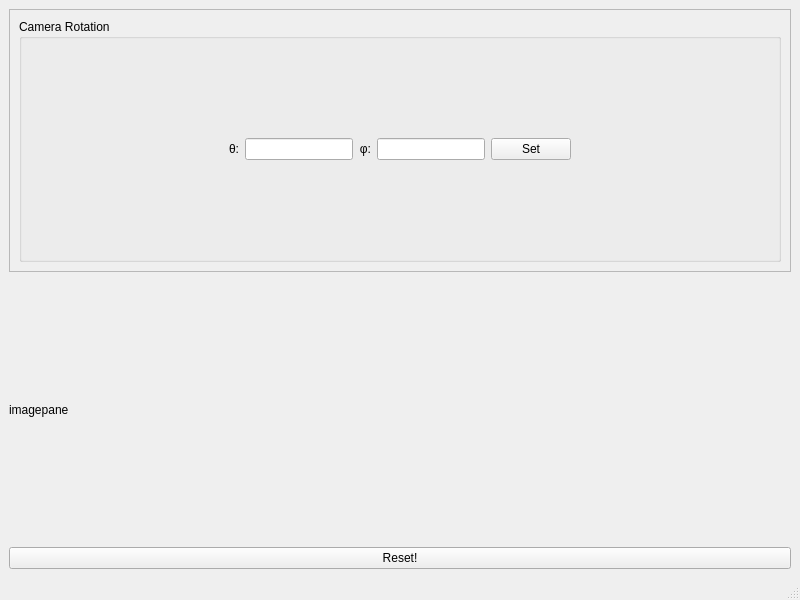
lzx325/Rasterizer, file mainwindow.ui: the form before one commit.
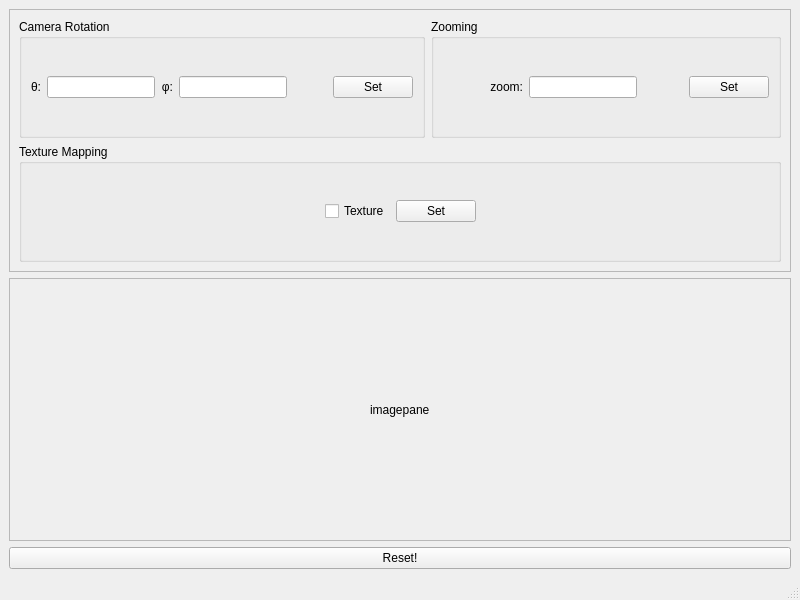
The form after the commit.

Diff of the .ui file:
```diff
--- a/mainwindow.ui
+++ b/mainwindow.ui
@@ -23,26 +23,81 @@
       <property name="frameShadow">
        <enum>QFrame::Raised</enum>
       </property>
-      <layout class="QVBoxLayout" name="verticalLayout_2">
-       <item>
+      <layout class="QGridLayout" name="gridLayout">
+       <item row="0" column="1">
+        <widget class="QGroupBox" name="groupBox_2">
+         <property name="title">
+          <string>Zooming</string>
+         </property>
+         <layout class="QHBoxLayout" name="horizontalLayout_2">
+          <item>
+           <spacer name="horizontalSpacer_3">
+            <property name="orientation">
+             <enum>Qt::Horizontal</enum>
+            </property>
+            <property name="sizeHint" stdset="0">
+             <size>
+              <width>40</width>
+              <height>20</height>
+             </size>
+            </property>
+           </spacer>
+          </item>
+          <item>
+           <widget class="QLabel" name="label_3">
+            <property name="text">
+             <string>zoom:</string>
+            </property>
+            <property name="alignment">
+             <set>Qt::AlignRight|Qt::AlignTrailing|Qt::AlignVCenter</set>
+            </property>
+           </widget>
+          </item>
+          <item>
+           <widget class="QLineEdit" name="zoom_le">
+            <property name="sizePolicy">
+             <sizepolicy hsizetype="Preferred" vsizetype="Fixed">
+              <horstretch>0</horstretch>
+              <verstretch>0</verstretch>
+             </sizepolicy>
+            </property>
+           </widget>
+          </item>
+          <item>
+           <spacer name="horizontalSpacer_2">
+            <property name="orientation">
+             <enum>Qt::Horizontal</enum>
+            </property>
+            <property name="sizeHint" stdset="0">
+             <size>
+              <width>40</width>
+              <height>20</height>
+             </size>
+            </property>
+           </spacer>
+          </item>
+          <item>
+           <widget class="QPushButton" name="zoom_bt">
+            <property name="sizePolicy">
+             <sizepolicy hsizetype="Fixed" vsizetype="Fixed">
+              <horstretch>0</horstretch>
+              <verstretch>0</verstretch>
+             </sizepolicy>
+            </property>
+            <property name="text">
+             <string>Set</string>
+            </property>
+           </widget>
+          </item>
+         </layout>
+        </widget>
+       </item>
+       <item row="0" column="0">
         <widget class="QGroupBox" name="groupBox">
          <property name="title">
           <string>Camera Rotation</string>
          </property>
          <layout class="QHBoxLayout" name="horizontalLayout">
-          <item>
-           <spacer name="horizontalSpacer">
-            <property name="orientation">
-             <enum>Qt::Horizontal</enum>
-            </property>
-            <property name="sizeHint" stdset="0">
-             <size>
-              <width>40</width>
-              <height>20</height>
-             </size>
-            </property>
-           </spacer>
-          </item>
           <item>
            <widget class="QLabel" name="label">
             <property name="text">
@@ -83,6 +138,19 @@
             </property>
            </widget>
           </item>
+          <item>
+           <spacer name="horizontalSpacer">
+            <property name="orientation">
+             <enum>Qt::Horizontal</enum>
+            </property>
+            <property name="sizeHint" stdset="0">
+             <size>
+              <width>40</width>
+              <height>20</height>
+             </size>
+            </property>
+           </spacer>
+          </item>
           <item>
            <widget class="QPushButton" name="cam_rot_bt">
             <property name="text">
@@ -90,8 +158,44 @@
             </property>
            </widget>
           </item>
+         </layout>
+        </widget>
+       </item>
+       <item row="1" column="0" colspan="2">
+        <widget class="QGroupBox" name="groupBox_3">
+         <property name="title">
+          <string>Texture Mapping</string>
+         </property>
+         <layout class="QHBoxLayout" name="horizontalLayout_4">
           <item>
-           <spacer name="horizontalSpacer_2">
+           <spacer name="horizontalSpacer_6">
+            <property name="orientation">
+             <enum>Qt::Horizontal</enum>
+            </property>
+            <property name="sizeHint" stdset="0">
+             <size>
+              <width>40</width>
+              <height>20</height>
+             </size>
+            </property>
+           </spacer>
+          </item>
+          <item>
+           <widget class="QCheckBox" name="texture_cb">
+            <property name="text">
+             <string>Texture</string>
+            </property>
+           </widget>
+          </item>
+          <item>
+           <widget class="QPushButton" name="texture_bt">
+            <property name="text">
+             <string>Set</string>
+            </property>
+           </widget>
+          </item>
+          <item>
+           <spacer name="horizontalSpacer_7">
             <property name="orientation">
              <enum>Qt::Horizontal</enum>
             </property>
@@ -110,10 +214,48 @@
      </widget>
     </item>
     <item>
-     <widget class="QLabel" name="imagepane">
-      <property name="text">
-       <string>imagepane</string>
+     <widget class="QFrame" name="frame_2">
+      <property name="frameShape">
+       <enum>QFrame::StyledPanel</enum>
       </property>
+      <property name="frameShadow">
+       <enum>QFrame::Raised</enum>
+      </property>
+      <layout class="QHBoxLayout" name="horizontalLayout_3">
+       <item>
+        <spacer name="horizontalSpacer_4">
+         <property name="orientation">
+          <enum>Qt::Horizontal</enum>
+         </property>
+         <property name="sizeHint" stdset="0">
+          <size>
+           <width>40</width>
+           <height>20</height>
+          </size>
+         </property>
+        </spacer>
+       </item>
+       <item>
+        <widget class="QLabel" name="imagepane">
+         <property name="text">
+          <string>imagepane</string>
+         </property>
+        </widget>
+       </item>
+       <item>
+        <spacer name="horizontalSpacer_5">
+         <property name="orientation">
+          <enum>Qt::Horizontal</enum>
+         </property>
+         <property name="sizeHint" stdset="0">
+          <size>
+           <width>40</width>
+           <height>20</height>
+          </size>
+         </property>
+        </spacer>
+       </item>
+      </layout>
      </widget>
     </item>
     <item>
```
